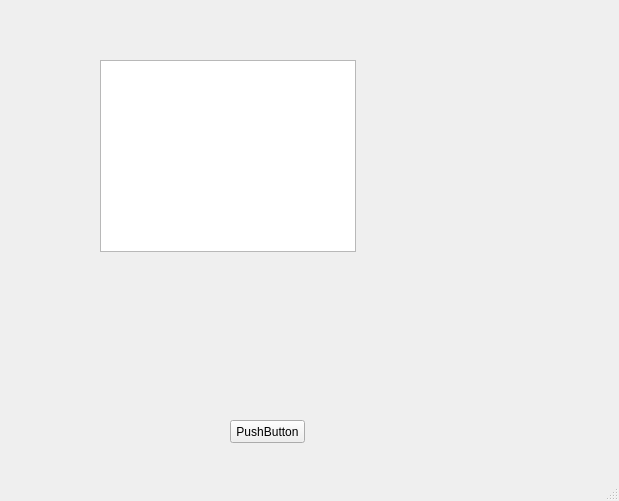
Before: the Qt Designer form untitled.ui in Apolsid/mi_e20, drawn with Qt 5.
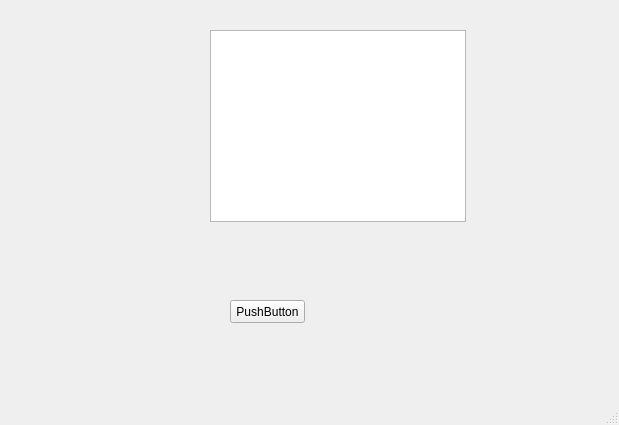
After: the same form once the commit is applied.

Patch:
```diff
--- a/untitled.ui
+++ b/untitled.ui
@@ -7,7 +7,7 @@
     <x>0</x>
     <y>0</y>
     <width>619</width>
-    <height>501</height>
+    <height>425</height>
    </rect>
   </property>
   <property name="sizePolicy">
@@ -20,21 +20,11 @@
    <string>Package manager (XiaoWa E20)</string>
   </property>
   <widget class="QWidget" name="centralwidget">
-   <widget class="QListWidget" name="listWidget">
-    <property name="geometry">
-     <rect>
-      <x>100</x>
-      <y>60</y>
-      <width>256</width>
-      <height>192</height>
-     </rect>
-    </property>
-   </widget>
-   <widget class="QPushButton" name="btnBrowse">
+   <widget class="QPushButton" name="pushButton">
     <property name="geometry">
      <rect>
       <x>230</x>
-      <y>420</y>
+      <y>300</y>
       <width>75</width>
       <height>23</height>
      </rect>
@@ -43,6 +33,16 @@
      <string>PushButton</string>
     </property>
    </widget>
+   <widget class="QListWidget" name="listWidget">
+    <property name="geometry">
+     <rect>
+      <x>210</x>
+      <y>30</y>
+      <width>256</width>
+      <height>192</height>
+     </rect>
+    </property>
+   </widget>
   </widget>
   <widget class="QMenuBar" name="menubar">
    <property name="geometry">
```
